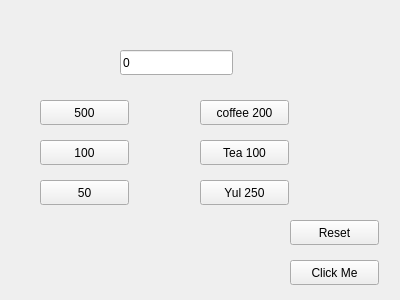
Old version of the form vending_machine/widget.ui in the repository insecurity22/CCIT.
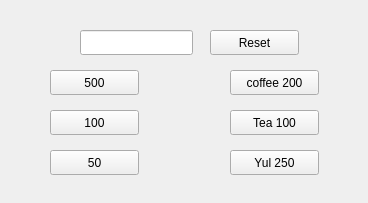
New version of the form.

What changed in the file:
```diff
--- a/vending_machine/widget.ui
+++ b/vending_machine/widget.ui
@@ -6,47 +6,18 @@
    <rect>
     <x>0</x>
     <y>0</y>
-    <width>400</width>
-    <height>300</height>
+    <width>368</width>
+    <height>203</height>
    </rect>
   </property>
   <property name="windowTitle">
    <string>Widget</string>
   </property>
-  <widget class="QLineEdit" name="leMoney">
-   <property name="geometry">
-    <rect>
-     <x>120</x>
-     <y>50</y>
-     <width>113</width>
-     <height>25</height>
-    </rect>
-   </property>
-   <property name="toolTip">
-    <string>t</string>
-   </property>
-   <property name="text">
-    <string>0</string>
-   </property>
-  </widget>
-  <widget class="QPushButton" name="pushButton">
-   <property name="geometry">
-    <rect>
-     <x>290</x>
-     <y>260</y>
-     <width>89</width>
-     <height>25</height>
-    </rect>
-   </property>
-   <property name="text">
-    <string>Click Me</string>
-   </property>
-  </widget>
   <widget class="QPushButton" name="pb500">
    <property name="geometry">
     <rect>
-     <x>40</x>
-     <y>100</y>
+     <x>50</x>
+     <y>70</y>
      <width>89</width>
      <height>25</height>
     </rect>
@@ -58,8 +29,8 @@
   <widget class="QPushButton" name="pb100">
    <property name="geometry">
     <rect>
-     <x>40</x>
-     <y>140</y>
+     <x>50</x>
+     <y>110</y>
      <width>89</width>
      <height>25</height>
     </rect>
@@ -71,8 +42,8 @@
   <widget class="QPushButton" name="pb50">
    <property name="geometry">
     <rect>
-     <x>40</x>
-     <y>180</y>
+     <x>50</x>
+     <y>150</y>
      <width>89</width>
      <height>25</height>
     </rect>
@@ -87,8 +58,8 @@
   <widget class="QPushButton" name="pbCoffee">
    <property name="geometry">
     <rect>
-     <x>200</x>
-     <y>100</y>
+     <x>230</x>
+     <y>70</y>
      <width>89</width>
      <height>25</height>
     </rect>
@@ -100,8 +71,8 @@
   <widget class="QPushButton" name="pbTea">
    <property name="geometry">
     <rect>
-     <x>200</x>
-     <y>140</y>
+     <x>230</x>
+     <y>110</y>
      <width>89</width>
      <height>25</height>
     </rect>
@@ -113,8 +84,8 @@
   <widget class="QPushButton" name="pbYul">
    <property name="geometry">
     <rect>
-     <x>200</x>
-     <y>180</y>
+     <x>230</x>
+     <y>150</y>
      <width>89</width>
      <height>25</height>
     </rect>
@@ -126,8 +97,8 @@
   <widget class="QPushButton" name="pbReset">
    <property name="geometry">
     <rect>
-     <x>290</x>
-     <y>220</y>
+     <x>210</x>
+     <y>30</y>
      <width>89</width>
      <height>25</height>
     </rect>
@@ -136,6 +107,16 @@
     <string>Reset</string>
    </property>
   </widget>
+  <widget class="QLineEdit" name="leMoney">
+   <property name="geometry">
+    <rect>
+     <x>80</x>
+     <y>30</y>
+     <width>113</width>
+     <height>25</height>
+    </rect>
+   </property>
+  </widget>
  </widget>
  <layoutdefault spacing="6" margin="11"/>
  <resources/>
```
